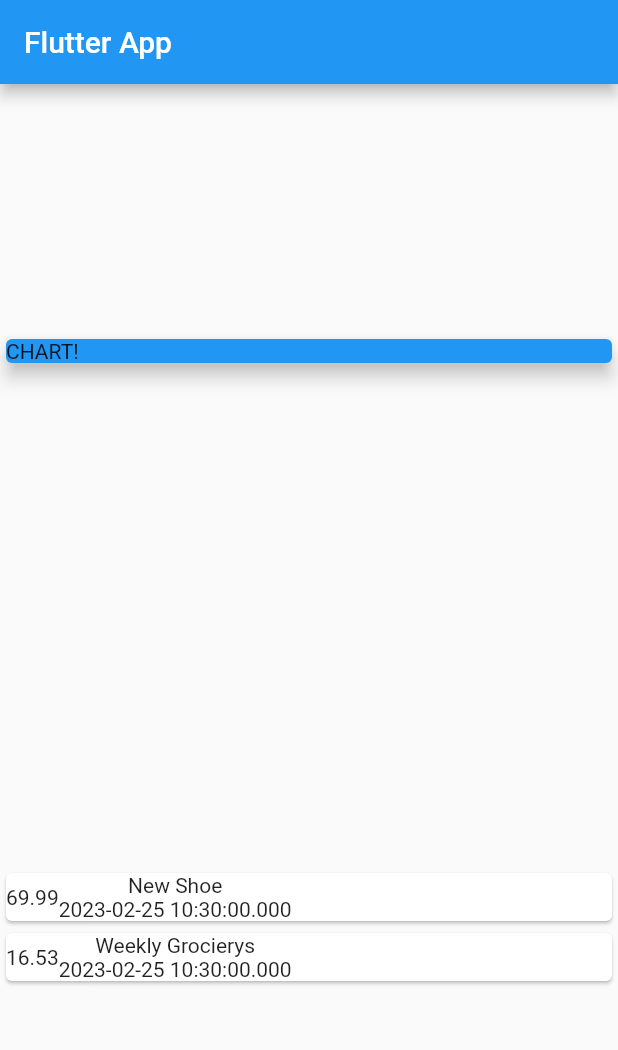
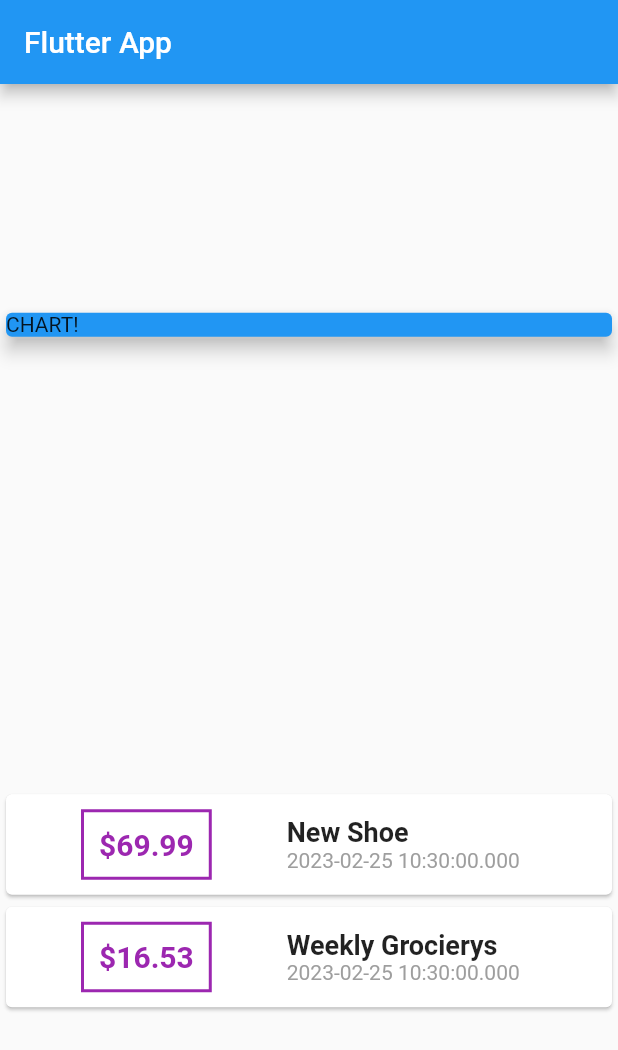
Before and after one commit to 5tigerjelly/learn_flutter_expense_app, a Flutter app: the screen it shows after launch, on a phone screen of 412 x 824 dp. Shown: the top 1050 px of the screen. Run offline on Flutter 3.47's test engine with Material 2 defaults, Android fonts, the phone set to English and light mode, and no system bars.

Commit message:
format amount

```diff
--- a/lib/main.dart
+++ b/lib/main.dart
@@ -48,9 +48,38 @@ class MyHomePage extends StatelessWidget {
             return Card(
               child: Row(
                 children: <Widget>[
-                  Container(child: Text(e.amount.toString())),
+                  Container(
+                      padding: EdgeInsets.all(10),
+                      decoration: BoxDecoration(
+                          border: Border.all(
+                        color: Colors.purple,
+                        width: 2,
+                      )),
+                      margin: EdgeInsets.symmetric(
+                        vertical: 10,
+                        horizontal: 50,
+                      ),
+                      child: Text(
+                        '\$${e.amount.toString()}',
+                        style: TextStyle(
+                          fontWeight: FontWeight.bold,
+                          fontSize: 20,
+                          color: Colors.purple,
+                        ),
+                      )),
                   Column(
-                    children: <Widget>[Text(e.title), Text(e.date.toString())],
+                    crossAxisAlignment: CrossAxisAlignment.start,
+                    children: <Widget>[
+                      Text(
+                        e.title,
+                        style: TextStyle(
+                            fontSize: 18, fontWeight: FontWeight.bold),
+                      ),
+                      Text(
+                        e.date.toString(),
+                        style: TextStyle(color: Colors.grey),
+                      )
+                    ],
                   )
                 ],
               ),
--- a/pubspec.yaml
+++ b/pubspec.yaml
@@ -44,7 +44,6 @@ dev_dependencies:
   # activated in the `analysis_options.yaml` file located at the root of your
   # package. See that file for information about deactivating specific lint
   # rules and activating additional ones.
-  flutter_lints: ^2.0.0
 
 # For information on the generic Dart part of this file, see the
 # following page: https://dart.dev/tools/pub/pubspec
```
Also changed, not shown: pubspec.lock.
